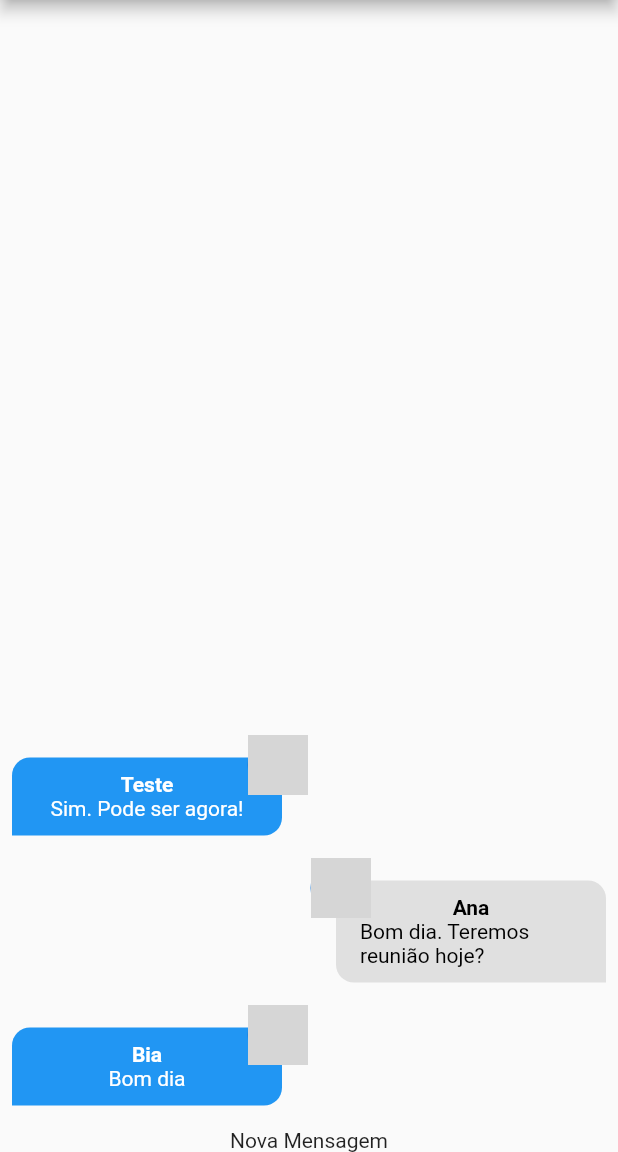
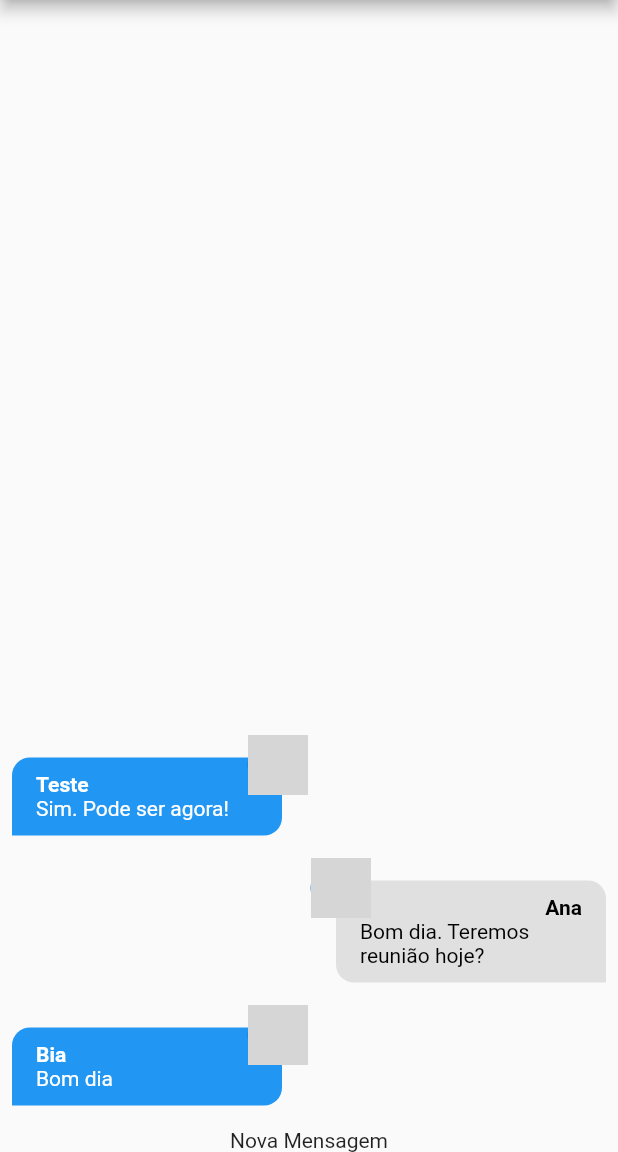
Before and after one commit to cherobim22/Flutter, a Flutter app: the screen it shows after launch, on a phone screen of 412 x 824 dp, the part 84-1236 px from its top. Run offline on Flutter 3.47's test engine with Material 2 defaults, Android fonts, the phone set to English and light mode, and no system bars; our stand-ins replace firebase_auth, firebase_core, font_awesome_flutter, google_sign_in, hive_flutter, image_picker; missing offline and left inert: firebase_auth_web, firebase_core_web, google_sign_in_web, image_picker_for_web; accounts and stored records are empty; network calls fail; grey boxes are pictures that could not be loaded.

Commit message:
change message position

```diff
--- a/chatapp/lib/components/message_bubble.dart
+++ b/chatapp/lib/components/message_bubble.dart
@@ -66,6 +66,9 @@ class MessageBubble extends StatelessWidget {
                 horizontal: 8,
               ),
               child: Column(
+                crossAxisAlignment: belongsToCurrentUser
+                    ? CrossAxisAlignment.end
+                    : CrossAxisAlignment.start,
                 children: [
                   Text(
                     message.userName,
```
Also changed, not shown: 2 other files.
